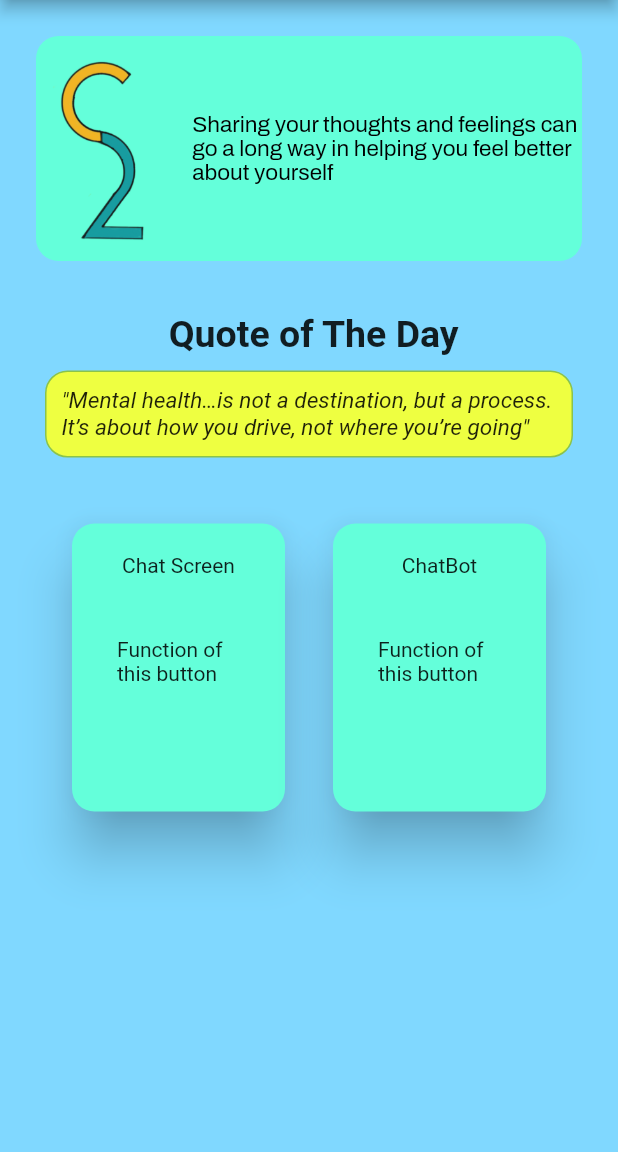
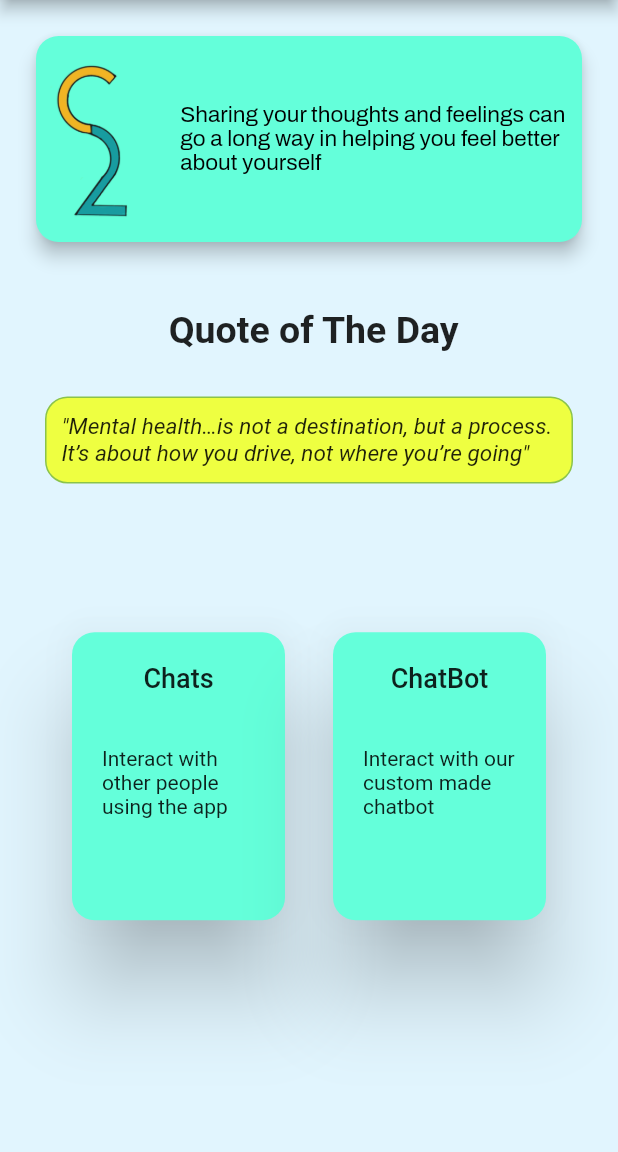
Before and after one commit to kk2211/Care2Share, a Flutter app: the MenuScreen screen opened by its route, on a phone screen of 412 x 824 dp, the part 84-1236 px from its top. Run offline on Flutter 3.47's test engine with Material 2 defaults, Android fonts, the phone set to English and light mode, and no system bars; our stand-ins replace cloud_firestore, firebase_auth, firebase_core, google_fonts, modal_progress_hud, shared_preferences; accounts and stored records are empty; network calls fail.

```diff
--- a/lib/components/shared_prefs.txt
+++ b/lib/components/shared_prefs.txt
@@ -3,3 +3,4 @@
 "quote"
 "lastDay": User matching
 "yesterday": Making user ready
+"username"
--- a/lib/screens/login_screen.dart
+++ b/lib/screens/login_screen.dart
@@ -78,7 +78,7 @@ class _LoginScreenState extends State<LoginScreen> {
                   height: 24.0,
                 ),
                 RoundedButton(
-                  title: "Log In",
+                  title: "Login",
                   color: Colors.lightBlueAccent,
                   onPressed: () async {
                     if (formKey.currentState.validate()) {
--- a/lib/screens/menu_screen.dart
+++ b/lib/screens/menu_screen.dart
@@ -1,6 +1,7 @@
 import 'package:cloud_firestore/cloud_firestore.dart';
 import 'package:flutter/material.dart';
 import 'package:google_fonts/google_fonts.dart';
+import 'package:m_app/Firebase/firestore.dart';
 import "package:m_app/components/quotes.dart";
 import 'package:m_app/screens/chat_menu.dart';
 import 'package:m_app/screens/chatbot.dart';
@@ -32,7 +33,7 @@ class _MenuScreenState extends State<MenuScreen> {
     });
 
     loggedInUser = getCurrentUser();
-
+    getCurrUserName(loggedInUser);
   }
 
   // void getCurrentUser() {
@@ -48,8 +49,10 @@ class _MenuScreenState extends State<MenuScreen> {
 
   @override
   Widget build(BuildContext context) {
+    final data= MediaQuery.of(context);
     return Scaffold(
-      backgroundColor: Colors.lightBlueAccent[100],
+
+      backgroundColor: Colors.lightBlue[50],
       appBar: AppBar(
         automaticallyImplyLeading: false,
         leading: null,
@@ -63,7 +66,8 @@ class _MenuScreenState extends State<MenuScreen> {
               _auth.signOut();
               SharedPreferences prefs = await SharedPreferences.getInstance();
               prefs.remove("email");
-              Navigator.pushNamed(context, WelcomeScreen.id);
+              Navigator.pushReplacementNamed(context, WelcomeScreen.id);
+              // Navigator.pushNamed(context, WelcomeScreen.id);
             },
           ),
         ],
@@ -77,32 +81,40 @@ class _MenuScreenState extends State<MenuScreen> {
         child: Column(
           children: [
             Card(
-              shape: RoundedRectangleBorder(borderRadius: BorderRadius.circular(15)),
+              shape: RoundedRectangleBorder(
+                  borderRadius: BorderRadius.circular(15)),
               color: Colors.tealAccent,
-              elevation: 0,
+              elevation: 5,
               child: Row(
                 children: [
                   Flexible(
                     child: Container(
                       constraints: BoxConstraints(minWidth: 300),
-                      height: 150,
+                      height: data.size.height/6,
                       child: Image.asset(
                         'images/c2s.png',
                       ),
                     ),
                   ),
-                  Text(
+                  Padding(
+                    padding: const EdgeInsets.all(8.0),
+                    child: Text(
                       "Sharing your thoughts and feelings can \ngo a long way in helping you feel better\nabout yourself   ",
                       style: GoogleFonts.archivo(
                           textStyle:
                               TextStyle(color: Colors.black, fontSize: 15)),
                     ),
+                  ),
                 ],
               ),
             ),
             SizedBox(
-              height: 30,
+              height: 40,
             ),
+            Container(
+              height: data.size.height/5,
+            child: Scrollbar(
+                          child: ListView(children: [
                 Text(
                 " Quote of The Day",
                 textAlign: TextAlign.center,
@@ -111,6 +123,9 @@ class _MenuScreenState extends State<MenuScreen> {
                   fontStyle: FontStyle.normal,
                   fontWeight: FontWeight.w600,
                 ),
+              ),
+              SizedBox(
+                height: 20,
               ),
               Padding(
                 padding: const EdgeInsets.fromLTRB(10, 10, 10, 10),
@@ -125,6 +140,8 @@ class _MenuScreenState extends State<MenuScreen> {
                   padding: EdgeInsets.all(10),
                   child: Text(
                     quote,
+                    // "Flutter’s widgets incorporate all critical platform differences such as scrolling, navigation, icons and fonts, and your Flutter code is compiled to native ARM machine code using Dart's native compilers.",
+
                     style: TextStyle(
                       color: Colors.black87,
                       fontStyle: FontStyle.italic,
@@ -133,10 +150,18 @@ class _MenuScreenState extends State<MenuScreen> {
                   ),
                 ),
               ),
+
+              ],),
+            )
+
+            ),
             SizedBox(
-              height: 30,
+              height: 10,
             ),
-            Row(
+            Flexible(
+                          child: Container(
+                height: data.size.height/3,
+                  child: Row(
                     mainAxisAlignment: MainAxisAlignment.spaceEvenly,
                     children: [
                       Container(
@@ -146,7 +171,10 @@ class _MenuScreenState extends State<MenuScreen> {
                           onTap: () {
               Navigator.pushNamed(context, ChatMenu.id);
                           },
-                    child: CardBox(text: "Chat Screen"),
+                          child: CardBox(
+              text: "Chats",
+              function: "Interact with other people using the app",
+                          ),
                         ),
                       ),
                       Container(
@@ -156,10 +184,15 @@ class _MenuScreenState extends State<MenuScreen> {
                           onTap: () {
               Navigator.pushNamed(context, ChatBot.id);
                           },
-                    child: CardBox(text: "ChatBot"),
+                          child: CardBox(
+              text: "ChatBot",
+              function: "Interact with our custom made chatbot",
+                          ),
                         ),
                       ),
                     ],
+                  ),
+                ),
             ),
           ],
         ),
@@ -169,25 +202,32 @@ class _MenuScreenState extends State<MenuScreen> {
 }
 
 class CardBox extends StatelessWidget {
-  CardBox({this.text});
+  CardBox({this.text, this.function});
   final String text;
+  final String function;
 
   @override
   Widget build(BuildContext context) {
     return Card(
       shape: RoundedRectangleBorder(borderRadius: BorderRadius.circular(15)),
       color: Colors.tealAccent,
-      elevation: 15,
+      elevation: 25,
       child: Padding(
         padding: const EdgeInsets.only(top: 20),
         child: Column(
           crossAxisAlignment: CrossAxisAlignment.center,
           children: [
-            Text(text),
-            SizedBox(height: 10),
+            Text(
+              text,
+              style: TextStyle(fontSize: 18, fontWeight: FontWeight.w500),
+            ),
+            SizedBox(height: 15),
             Padding(
-              padding: EdgeInsets.all(30),
-              child: Text("Function of this button"),
+              padding: EdgeInsets.all(20),
+              child: Text(
+                function,
+                style: TextStyle(),
+              ),
             )
           ],
         ),
--- a/pubspec.yaml
+++ b/pubspec.yaml
@@ -32,6 +32,7 @@ dependencies:
   shared_preferences: ^0.5.10
   google_fonts: ^1.1.0
 
+
   # The following adds the Cupertino Icons font to your application.
   # Use with the CupertinoIcons class for iOS style icons.
   cupertino_icons: ^0.1.3
```
Also changed, not shown: lib/Firebase/firestore.dart (+33 -6 lines), lib/screens/chat_menu.dart (+64 -23 lines), lib/screens/chat_screen.dart (added, +159 -0 lines), lib/screens/registration_screen.dart (+4 -3 lines), lib/screens/welcome_screen.dart (+10 -7 lines). Lines whose indentation alone changed are shown as unchanged.
